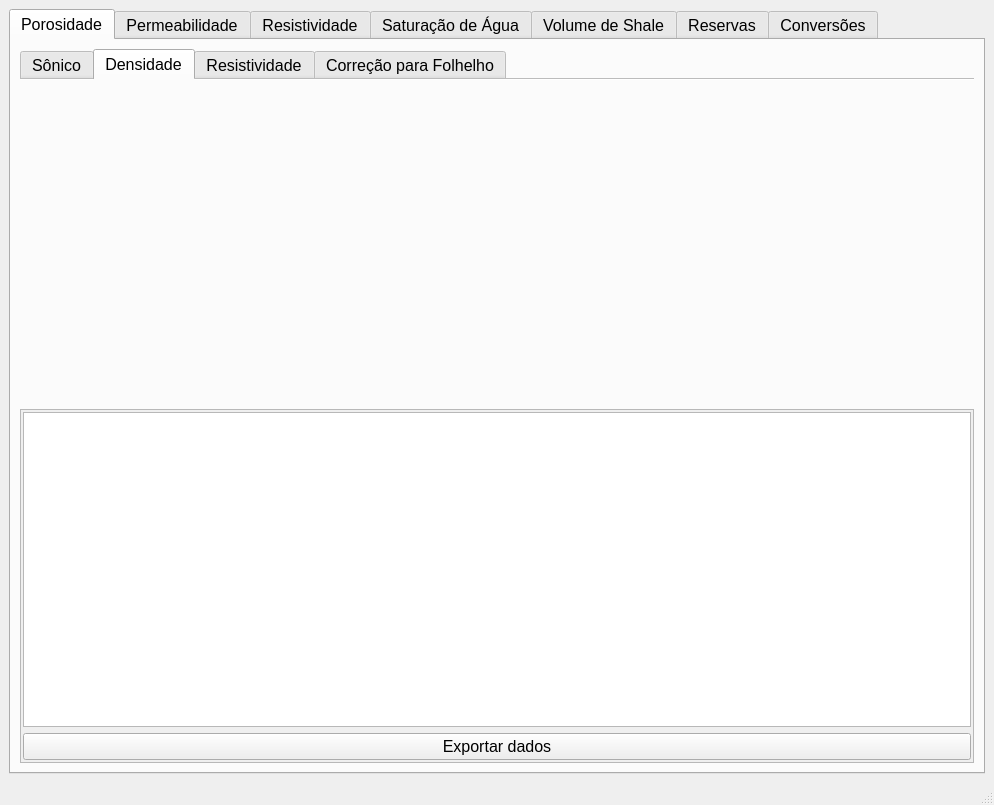
This is src/interface/mainWindow.ui in albano-a/Petrofizika as Qt 5 draws it before an edit. The edited form follows.
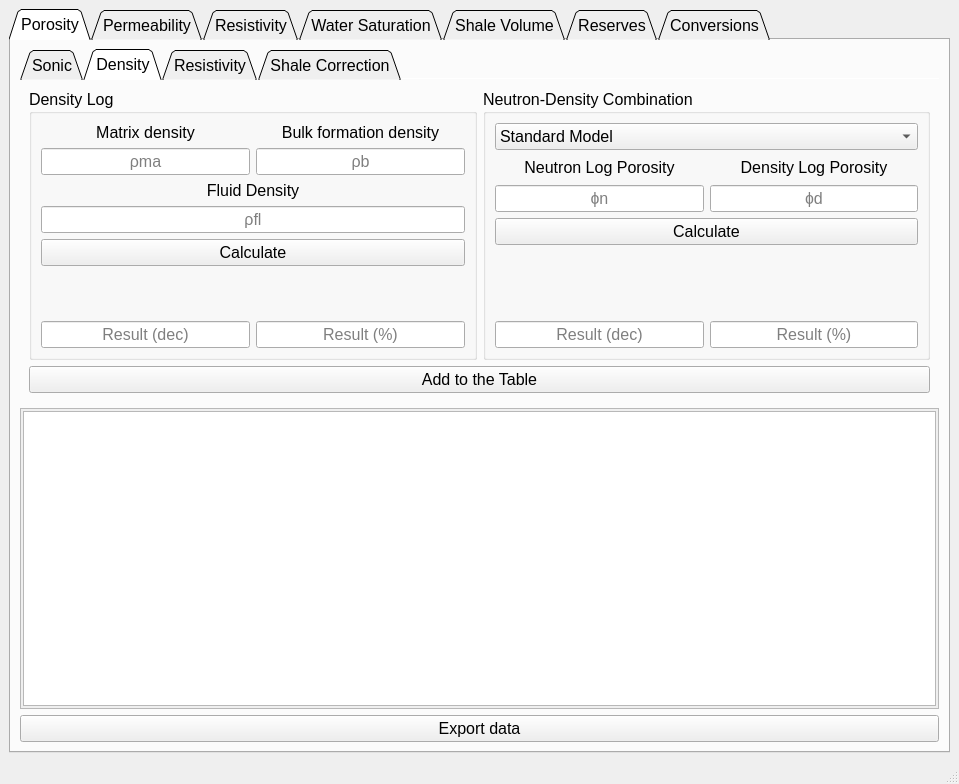
This is the edited form. The open tabs and pages were chosen to show the change.

```diff
--- a/src/interface/mainWindow.ui
+++ b/src/interface/mainWindow.ui
@@ -6,8 +6,8 @@
    <rect>
     <x>0</x>
     <y>0</y>
-    <width>994</width>
-    <height>805</height>
+    <width>959</width>
+    <height>784</height>
    </rect>
   </property>
   <property name="windowTitle">
@@ -26,14 +26,17 @@
        <enum>QTabWidget::North</enum>
       </property>
       <property name="tabShape">
-       <enum>QTabWidget::Rounded</enum>
+       <enum>QTabWidget::Triangular</enum>
       </property>
       <property name="currentIndex">
-       <number>6</number>
+       <number>0</number>
+      </property>
+      <property name="tabBarAutoHide">
+       <bool>true</bool>
       </property>
       <widget class="QWidget" name="tabPorosity">
        <attribute name="title">
-        <string>Porosidade</string>
+        <string>Porosity</string>
        </attribute>
        <layout class="QVBoxLayout" name="verticalLayout_2">
         <item>
@@ -44,6 +47,12 @@
             <verstretch>0</verstretch>
            </sizepolicy>
           </property>
+          <property name="tabPosition">
+           <enum>QTabWidget::North</enum>
+          </property>
+          <property name="tabShape">
+           <enum>QTabWidget::Triangular</enum>
+          </property>
           <property name="currentIndex">
            <number>0</number>
           </property>
@@ -52,7 +61,7 @@
           </property>
           <widget class="QWidget" name="sonicPorosity">
            <attribute name="title">
-            <string>Sônico</string>
+            <string>Sonic</string>
            </attribute>
            <layout class="QHBoxLayout" name="horizontalLayout_2">
             <item>
@@ -374,12 +383,265 @@
           </widget>
           <widget class="QWidget" name="densityPorosity">
            <attribute name="title">
-            <string>Densidade</string>
+            <string>Density</string>
            </attribute>
+           <layout class="QGridLayout" name="gridLayout_5">
+            <item row="0" column="0">
+             <widget class="QGroupBox" name="groupBox_3">
+              <property name="title">
+               <string>Density Log</string>
+              </property>
+              <layout class="QVBoxLayout" name="verticalLayout_6">
+               <item>
+                <layout class="QGridLayout" name="gridLayout_10">
+                 <item row="1" column="0">
+                  <widget class="QLineEdit" name="matrixDensityInput">
+                   <property name="alignment">
+                    <set>Qt::AlignCenter</set>
+                   </property>
+                   <property name="placeholderText">
+                    <string>ρma</string>
+                   </property>
+                  </widget>
+                 </item>
+                 <item row="0" column="1">
+                  <widget class="QLabel" name="label_7">
+                   <property name="font">
+                    <font>
+                     <weight>50</weight>
+                     <bold>false</bold>
+                    </font>
+                   </property>
+                   <property name="text">
+                    <string>Bulk formation density</string>
+                   </property>
+                   <property name="alignment">
+                    <set>Qt::AlignCenter</set>
+                   </property>
+                  </widget>
+                 </item>
+                 <item row="1" column="1">
+                  <widget class="QLineEdit" name="bulkFormationDensityInput">
+                   <property name="alignment">
+                    <set>Qt::AlignCenter</set>
+                   </property>
+                   <property name="placeholderText">
+                    <string>ρb</string>
+                   </property>
+                  </widget>
+                 </item>
+                 <item row="0" column="0">
+                  <widget class="QLabel" name="label_4">
+                   <property name="font">
+                    <font>
+                     <weight>50</weight>
+                     <bold>false</bold>
+                    </font>
+                   </property>
+                   <property name="text">
+                    <string>Matrix density</string>
+                   </property>
+                   <property name="alignment">
+                    <set>Qt::AlignCenter</set>
+                   </property>
+                  </widget>
+                 </item>
+                 <item row="2" column="0" colspan="2">
+                  <widget class="QLabel" name="label_8">
+                   <property name="font">
+                    <font>
+                     <weight>50</weight>
+                     <bold>false</bold>
+                    </font>
+                   </property>
+                   <property name="text">
+                    <string>Fluid Density</string>
+                   </property>
+                   <property name="alignment">
+                    <set>Qt::AlignCenter</set>
+                   </property>
+                  </widget>
+                 </item>
+                 <item row="3" column="0" colspan="2">
+                  <widget class="QLineEdit" name="fluidDensityInput">
+                   <property name="alignment">
+                    <set>Qt::AlignCenter</set>
+                   </property>
+                   <property name="placeholderText">
+                    <string>ρfl</string>
+                   </property>
+                  </widget>
+                 </item>
+                 <item row="4" column="0" colspan="2">
+                  <widget class="QPushButton" name="calculateDensityLogPorosity">
+                   <property name="text">
+                    <string>Calculate</string>
+                   </property>
+                  </widget>
+                 </item>
+                 <item row="6" column="1">
+                  <widget class="QLineEdit" name="resultDensityPorosityPerc">
+                   <property name="alignment">
+                    <set>Qt::AlignCenter</set>
+                   </property>
+                   <property name="placeholderText">
+                    <string>Result (%)</string>
+                   </property>
+                  </widget>
+                 </item>
+                 <item row="6" column="0">
+                  <widget class="QLineEdit" name="resultDensityPorosityDec">
+                   <property name="alignment">
+                    <set>Qt::AlignCenter</set>
+                   </property>
+                   <property name="placeholderText">
+                    <string>Result (dec)</string>
+                   </property>
+                  </widget>
+                 </item>
+                 <item row="5" column="0" colspan="2">
+                  <spacer name="verticalSpacer_3">
+                   <property name="orientation">
+                    <enum>Qt::Vertical</enum>
+                   </property>
+                   <property name="sizeHint" stdset="0">
+                    <size>
+                     <width>20</width>
+                     <height>40</height>
+                    </size>
+                   </property>
+                  </spacer>
+                 </item>
+                </layout>
+               </item>
+              </layout>
+             </widget>
+            </item>
+            <item row="0" column="1">
+             <widget class="QGroupBox" name="groupBox_4">
+              <property name="title">
+               <string>Neutron-Density Combination</string>
+              </property>
+              <layout class="QVBoxLayout" name="verticalLayout_7">
+               <item>
+                <layout class="QGridLayout" name="gridLayout_11">
+                 <item row="0" column="0" colspan="2">
+                  <widget class="QComboBox" name="chooseNeutronDensityModel">
+                   <item>
+                    <property name="text">
+                     <string>Standard Model</string>
+                    </property>
+                   </item>
+                   <item>
+                    <property name="text">
+                     <string>Alternative Model</string>
+                    </property>
+                   </item>
+                  </widget>
+                 </item>
+                 <item row="6" column="1">
+                  <widget class="QLineEdit" name="resultNeutronDensityPorositPerc">
+                   <property name="alignment">
+                    <set>Qt::AlignCenter</set>
+                   </property>
+                   <property name="placeholderText">
+                    <string>Result (%)</string>
+                   </property>
+                  </widget>
+                 </item>
+                 <item row="6" column="0">
+                  <widget class="QLineEdit" name="resultNeutronDensityPorosityDec">
+                   <property name="alignment">
+                    <set>Qt::AlignCenter</set>
+                   </property>
+                   <property name="placeholderText">
+                    <string>Result (dec)</string>
+                   </property>
+                  </widget>
+                 </item>
+                 <item row="4" column="0" colspan="2">
+                  <widget class="QPushButton" name="calculateNeutronDensityGas">
+                   <property name="text">
+                    <string>Calculate</string>
+                   </property>
+                  </widget>
+                 </item>
+                 <item row="5" column="0" colspan="2">
+                  <spacer name="spacer">
+                   <property name="sizeType">
+                    <enum>QSizePolicy::Preferred</enum>
+                   </property>
+                   <property name="sizeHint" stdset="0">
+                    <size>
+                     <width>20</width>
+                     <height>70</height>
+                    </size>
+                   </property>
+                  </spacer>
+                 </item>
+                 <item row="2" column="0">
+                  <widget class="QLabel" name="label_9">
+                   <property name="text">
+                    <string>Neutron Log Porosity</string>
+                   </property>
+                   <property name="alignment">
+                    <set>Qt::AlignCenter</set>
+                   </property>
+                  </widget>
+                 </item>
+                 <item row="2" column="1">
+                  <widget class="QLabel" name="label_10">
+                   <property name="text">
+                    <string>Density Log Porosity</string>
+                   </property>
+                   <property name="alignment">
+                    <set>Qt::AlignCenter</set>
+                   </property>
+                   <property name="openExternalLinks">
+                    <bool>false</bool>
+                   </property>
+                  </widget>
+                 </item>
+                 <item row="3" column="0">
+                  <widget class="QLineEdit" name="neutronLogPorosityInput">
+                   <property name="alignment">
+                    <set>Qt::AlignCenter</set>
+                   </property>
+                   <property name="placeholderText">
+                    <string>ɸn</string>
+                   </property>
+                  </widget>
+                 </item>
+                 <item row="3" column="1">
+                  <widget class="QLineEdit" name="densityLogPorosityInput">
+                   <property name="text">
+                    <string/>
+                   </property>
+                   <property name="alignment">
+                    <set>Qt::AlignCenter</set>
+                   </property>
+                   <property name="placeholderText">
+                    <string>ɸd</string>
+                   </property>
+                  </widget>
+                 </item>
+                </layout>
+               </item>
+              </layout>
+             </widget>
+            </item>
+            <item row="1" column="0" colspan="2">
+             <widget class="QPushButton" name="addTableDensityPorosity">
+              <property name="text">
+               <string>Add to the Table</string>
+              </property>
+             </widget>
+            </item>
+           </layout>
           </widget>
           <widget class="QWidget" name="tab_3">
            <attribute name="title">
-            <string>Resistividade</string>
+            <string>Resistivity</string>
            </attribute>
            <layout class="QGridLayout" name="gridLayout">
             <item row="0" column="0">
@@ -404,7 +666,7 @@
           </widget>
           <widget class="QWidget" name="tab_4">
            <attribute name="title">
-            <string>Correção para Folhelho</string>
+            <string>Shale Correction</string>
            </attribute>
           </widget>
          </widget>
@@ -419,8 +681,8 @@
             <rect>
              <x>0</x>
              <y>0</y>
-             <width>950</width>
-             <height>343</height>
+             <width>915</width>
+             <height>300</height>
             </rect>
            </property>
            <layout class="QVBoxLayout" name="verticalLayout_3">
@@ -439,48 +701,48 @@
             <item>
              <widget class="QTableWidget" name="outputTableSonicPorosity"/>
             </item>
-            <item>
-             <widget class="QPushButton" name="exportSonicPorosityTable">
-              <property name="text">
-               <string>Exportar dados</string>
-              </property>
-             </widget>
-            </item>
            </layout>
           </widget>
          </widget>
         </item>
+        <item>
+         <widget class="QPushButton" name="exportPorosityTable">
+          <property name="text">
+           <string>Export data</string>
+          </property>
+         </widget>
+        </item>
        </layout>
       </widget>
       <widget class="QWidget" name="tabPermeability">
        <attribute name="title">
-        <string>Permeabilidade</string>
+        <string>Permeability</string>
        </attribute>
        <layout class="QVBoxLayout" name="verticalLayout"/>
       </widget>
       <widget class="QWidget" name="tab">
        <attribute name="title">
-        <string>Resistividade</string>
+        <string>Resistivity</string>
        </attribute>
       </widget>
       <widget class="QWidget" name="tab_2">
        <attribute name="title">
-        <string>Saturação de Água</string>
+        <string>Water Saturation</string>
        </attribute>
       </widget>
       <widget class="QWidget" name="tab_5">
        <attribute name="title">
-        <string>Volume de Shale</string>
+        <string>Shale Volume</string>
        </attribute>
       </widget>
       <widget class="QWidget" name="tab_6">
        <attribute name="title">
-        <string>Reservas</string>
+        <string>Reserves</string>
        </attribute>
       </widget>
       <widget class="QWidget" name="tab_7">
        <attribute name="title">
-        <string>Conversões</string>
+        <string>Conversions</string>
        </attribute>
        <layout class="QHBoxLayout" name="horizontalLayout_5">
         <item>
```
Left out of the diff: 190 changed lines with no effect on the pictures.
